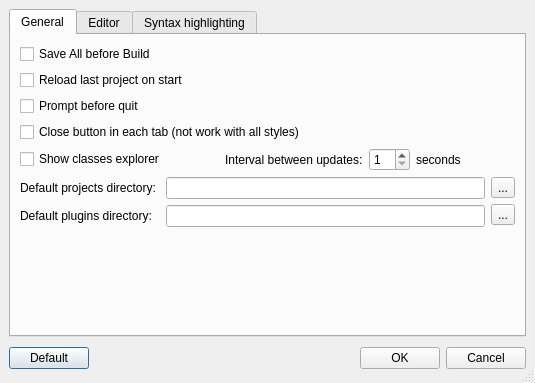
First picture: the form in ui/options.ui, repository google-code-export/qdevelop, before the edit.
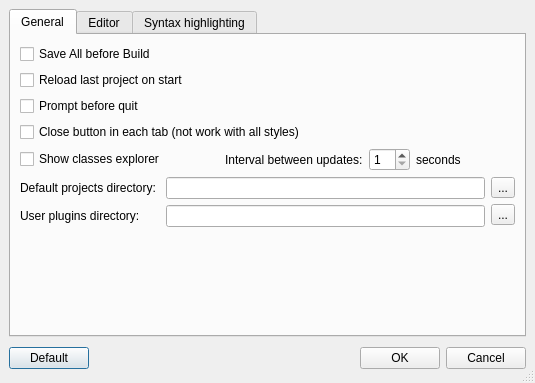
Second picture: the form after the edit. Icons and pictures are not drawn.

Commit message:
- The plugins are loaded in:   - "/usr/lib/qdevelop/plugins" and "~/.qdevelop/plugins" under Linux and MAC   - qApp->applicationDirPath()+"/plugins" under Windows but if a directory is defined in "User plugins directory" in dialog options, this directory is used in place of others.
- Save the main window state - window, panels and docks positions. Thanks to Gorlow M.W. for this feature.

What changed in the file:
```diff
--- a/ui/options.ui
+++ b/ui/options.ui
@@ -173,7 +173,7 @@
              <item>
               <widget class="QLabel" name="label_15" >
                <property name="text" >
-                <string>Default plugins directory: </string>
+                <string>User plugins directory: </string>
                </property>
               </widget>
              </item>
```
The commit also changes 1 other file.
